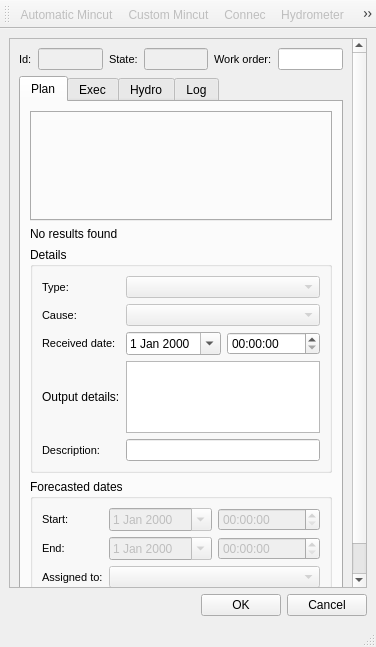
The window that ui/toolbars/om/mincut.ui (Giswater/giswater_qgis_plugin) describes before a commit, drawn with Qt 5.
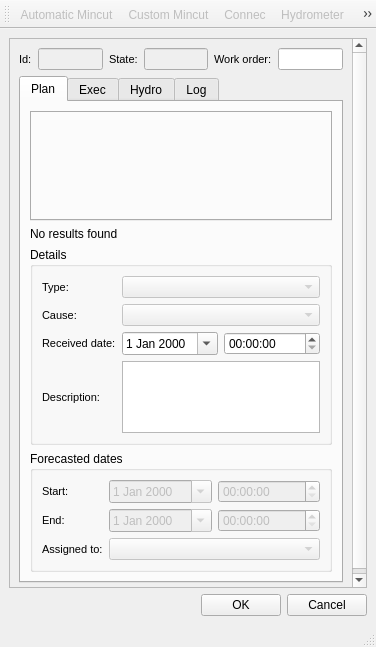
The same window after the commit. Icons and pictures are not drawn.

Commit message: Removed output_details and written to the tab_log

Patch:
```diff
--- a/ui/toolbars/om/mincut.ui
+++ b/ui/toolbars/om/mincut.ui
@@ -31,8 +31,8 @@
         <rect>
          <x>0</x>
          <y>0</y>
-         <width>339</width>
-         <height>555</height>
+         <width>356</width>
+         <height>546</height>
         </rect>
        </property>
        <layout class="QGridLayout" name="gridLayout_5">
@@ -284,9 +284,6 @@
                    </property>
                   </widget>
                  </item>
-                 <item row="8" column="1" colspan="2">
-                  <widget class="QLineEdit" name="pred_description"/>
-                 </item>
                  <item row="3" column="0">
                   <widget class="QLabel" name="lbl_cause">
                    <property name="sizePolicy">
@@ -379,8 +376,8 @@
                    </property>
                   </widget>
                  </item>
-                 <item row="6" column="1" colspan="2">
-                  <widget class="QTextEdit" name="textEdit">
+                 <item row="8" column="1" colspan="2">
+                  <widget class="QTextEdit" name="pred_description">
                    <property name="font">
                     <font>
                      <pointsize>7</pointsize>
@@ -388,13 +385,6 @@
                    </property>
                   </widget>
                  </item>
-                 <item row="6" column="0">
-                  <widget class="QLabel" name="lbl_output_details">
-                   <property name="text">
-                    <string>Output details:</string>
-                   </property>
-                  </widget>
-                 </item>
                 </layout>
                </item>
               </layout>
```
Left out of the diff: 60 changed lines with no effect on the pictures. The commit also changes 1 other file.
